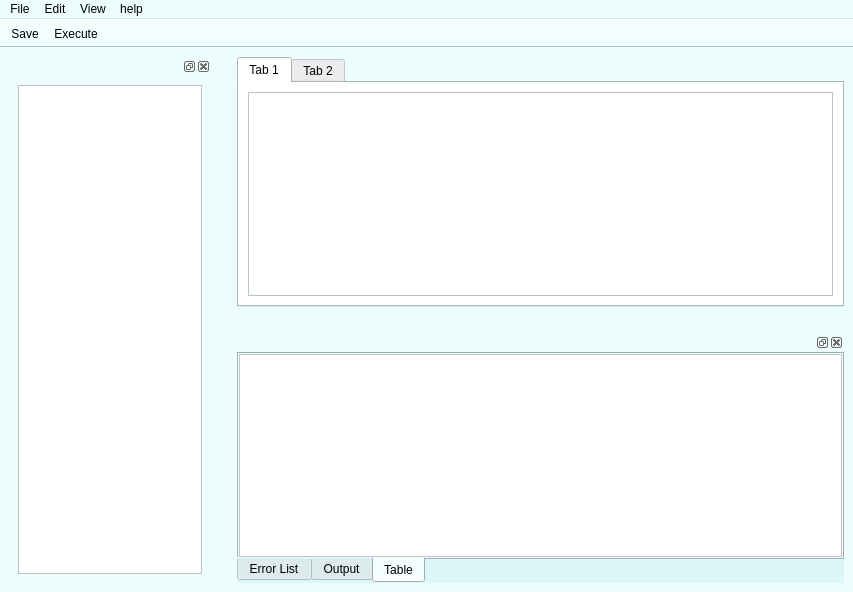
The window that mainwindow.ui (Islam-abdelwahed/DB-Engine) describes before a commit, drawn with Qt 5.
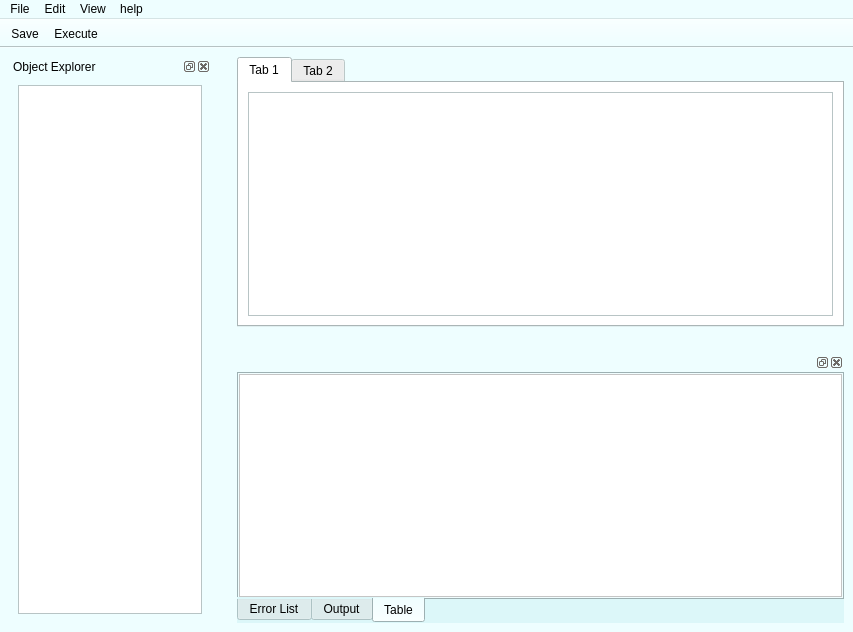
The same window after the commit. Icons and pictures are not drawn.

```diff
--- a/mainwindow.ui
+++ b/mainwindow.ui
@@ -7,7 +7,7 @@
     <x>0</x>
     <y>0</y>
     <width>853</width>
-    <height>592</height>
+    <height>632</height>
    </rect>
   </property>
   <property name="palette">
@@ -977,6 +977,9 @@
           <verstretch>0</verstretch>
          </sizepolicy>
         </property>
+        <property name="windowTitle">
+         <string>Object Explorer</string>
+        </property>
         <widget class="QWidget" name="dockWidgetContents_12">
          <layout class="QHBoxLayout" name="horizontalLayout_5">
           <item>
```
